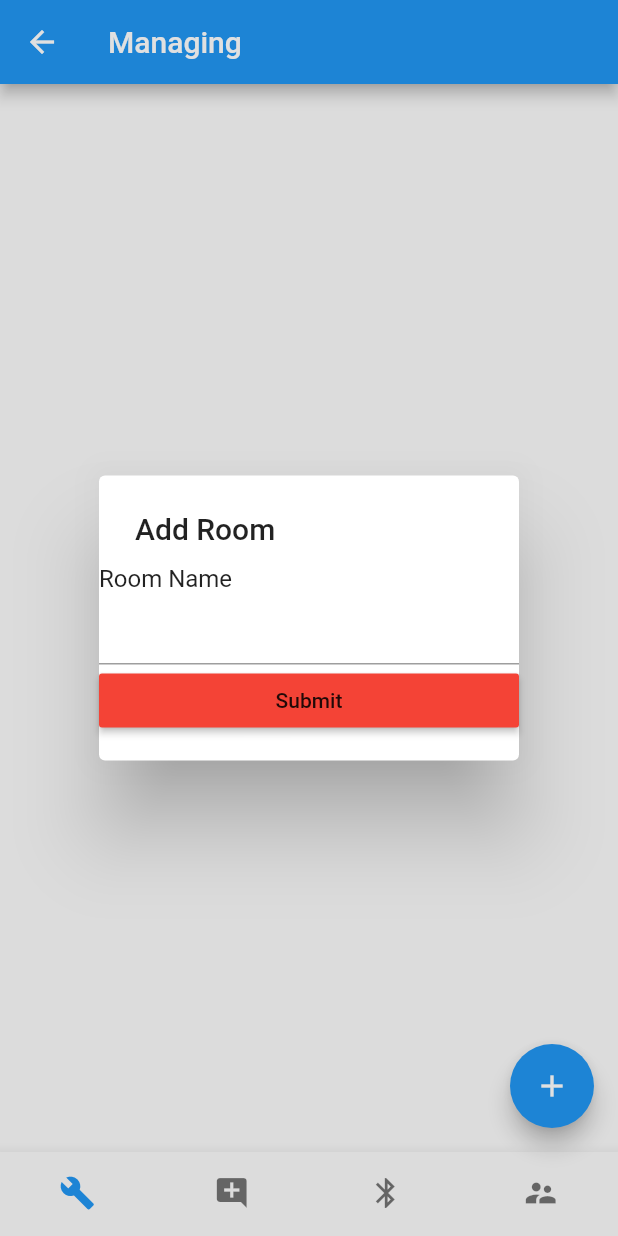
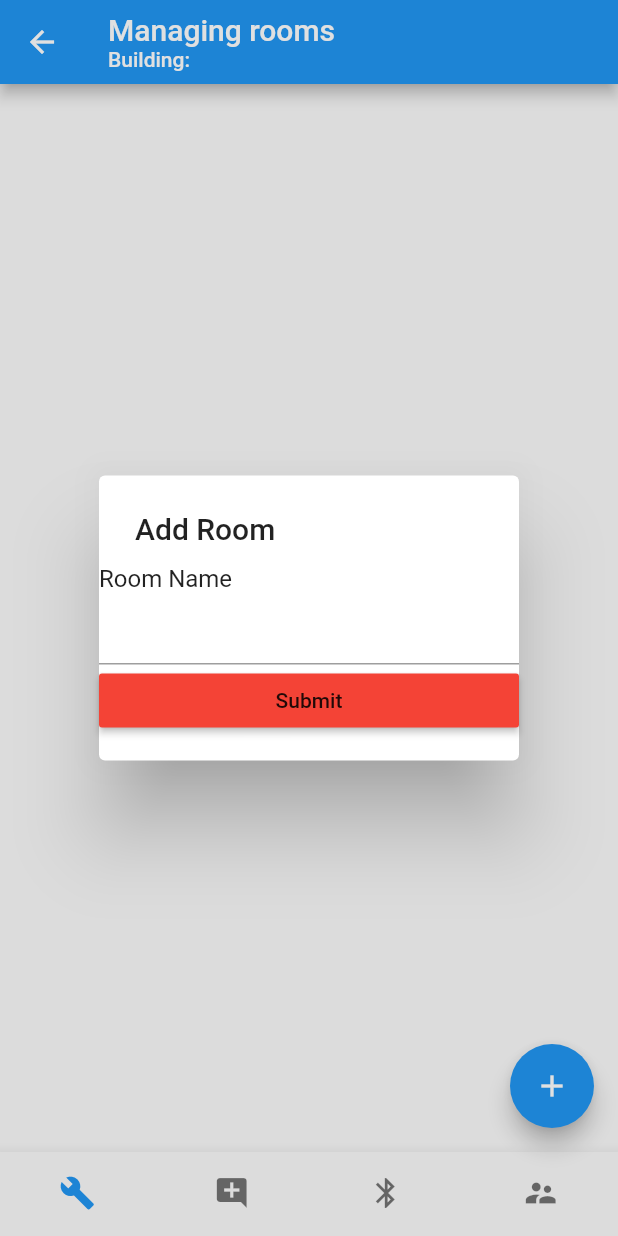
Before and after one commit to DTUFeedme/feedme-mobile, a Flutter app: the BuildingManager screen opened directly, after a tap on the "add" icon, on a phone screen of 412 x 824 dp. Run offline on Flutter 3.47's test engine with Material 2 defaults, Android fonts, the phone set to English and light mode, and no system bars; our stand-ins replace flutter_blue, shared_preferences, tuple; accounts and stored records are empty; network calls fail.

Commit message:
added addBuilding function. Fixed errors in promote to admin function. Laid groundwork for the floating action button in manageBuilding having different functions for every visibleIndex.

```diff
--- a/lib/routes/buildingManager.dart
+++ b/lib/routes/buildingManager.dart
@@ -40,7 +40,7 @@ class _BuildingManagerState extends State<BuildingManager> {
   bool _gettingRoom = false;
   String _currentlyConfirming = "";
   int _visibleIndex = 0;
-  String _title = "Managing";
+  String _title = "Manage rooms";
   bool _gettingUserId = false;
   bool _makinguseradmin = false;
   final myController = TextEditingController();
@@ -211,12 +211,18 @@ class _BuildingManagerState extends State<BuildingManager> {
     setState(() {
       _gettingUserId = false;
     });
-    print("user id" + userId);
+    if (userId != null) {
       _makeUserAdmin(userId, _email);
+    } else {
+      SnackBarError.showErrorSnackBar(
+          "No user found with email: $_email", _scaffoldKey);
+    }
   }
 
   void _makeUserAdmin(String _userId, String _email) async {
     print("hej");
+    print(_userId);
+    print(_email);
     setState(() {
       _makinguseradmin = true;
     });
@@ -226,7 +232,9 @@ class _BuildingManagerState extends State<BuildingManager> {
     if (apiResponse.error) {
       SnackBarError.showErrorSnackBar(apiResponse.errorMessage, _scaffoldKey);
     } else {
-      SnackBarError.showErrorSnackBar(_email + " is now admin of building: " + _building.name, _scaffoldKey);
+      SnackBarError.showErrorSnackBar(
+          _email + " is now admin of building: " + _building.name,
+          _scaffoldKey);
       userAdminData = apiResponse.data;
     }
     setState(() {
@@ -241,7 +249,7 @@ class _BuildingManagerState extends State<BuildingManager> {
       //_setSubtitle();
       switch (index) {
         case 0:
-          _title = "Managing ${_building.name}";
+          _title = "Managing rooms";
           break;
         case 1:
           _title = "Manage questions";
@@ -262,28 +270,19 @@ class _BuildingManagerState extends State<BuildingManager> {
     return Scaffold(
       key: _scaffoldKey,
       appBar: AppBar(
-        title: InkWell(
-          onTap: () => _setBuildingState(),
-          child: Row(
-            children: [
-              Expanded(
-                child: Column(
+        title: Column(
           crossAxisAlignment: CrossAxisAlignment.stretch,
           children: [
             Text(
               _title,
             ),
-                  ],
+            Text(
+              "Building: ${_building.name}",
+              style: TextStyle(
+                fontSize: 14,
               ),
             ),
-              // _loadingState
-              //     ? CircularProgressIndicator(
-              //         value: null,
-              //         valueColor: AlwaysStoppedAnimation<Color>(Colors.white),
-              //       )
-              //     : Container(),
           ],
-          ),
         ),
       ),
       bottomNavigationBar: BottomNavigationBar(
@@ -363,13 +362,12 @@ class _BuildingManagerState extends State<BuildingManager> {
                     children: <Widget>[
                       Text('Add question'),
                       TextFormField(
-                        decoration: InputDecoration(
-                          labelText: 'Enter question title'
+                        decoration:
+                            InputDecoration(labelText: 'Enter question title'),
                       ),
-                      ),
-
-
-                      RaisedButton(onPressed: () {}, child: Text('Add question to the chosen rooms'))
+                      RaisedButton(
+                          onPressed: () {},
+                          child: Text('Add question to the chosen rooms'))
                     ],
                   ),
                 ),
@@ -381,16 +379,15 @@ class _BuildingManagerState extends State<BuildingManager> {
                     children: <Widget>[
                       Text('Add beacon'),
                       TextFormField(
-                        decoration: InputDecoration(
-                          labelText: 'Enter beacon name'
-                        ),
+                        decoration:
+                            InputDecoration(labelText: 'Enter beacon name'),
                       ),
                       TextFormField(
-                        decoration: InputDecoration(
-                          labelText: 'Enter uuid'
+                        decoration: InputDecoration(labelText: 'Enter uuid'),
                       ),
-                      ),
-                      RaisedButton(onPressed: () {}, child: Text('Add beacon to this building'))
+                      RaisedButton(
+                          onPressed: () {},
+                          child: Text('Add beacon to this building'))
                     ],
                   ),
                 ),
@@ -401,12 +398,16 @@ class _BuildingManagerState extends State<BuildingManager> {
                   child: Column(
                     children: <Widget>[
                       TextFormField(
+                        keyboardType: TextInputType.emailAddress,
                         controller: myController,
-                        decoration: InputDecoration(
-                          labelText: 'Enter user email'
+                        decoration:
+                            InputDecoration(labelText: 'Enter user email'),
                       ),
-                      ),
-                      RaisedButton(onPressed: () => _getUserIdFromEmailFunc(myController.text), child: Text('Make user admin for building: ' + _building.name))
+                      RaisedButton(
+                          onPressed: () =>
+                              _getUserIdFromEmailFunc(myController.text),
+                          child: Text('Make user admin for building: ' +
+                              _building.name))
                     ],
                   ),
                 ),
@@ -415,12 +416,27 @@ class _BuildingManagerState extends State<BuildingManager> {
           ),
         ),
       ),
-      floatingActionButton: FloatingActionButton(
+      floatingActionButton: _visibleIndex != 3
+          ? FloatingActionButton(
               child: Icon(
                 Icons.add,
               ),
-        onPressed: () => _addRoom(),
-      ),
+              onPressed: () {
+                switch (_visibleIndex) {
+                  case 0:
+                    return _addRoom();
+                  case 1:
+                    return print("pressed on addQuestion window");
+                  case 2:
+                    return print("pressed on beacon window");
+                  case 2:
+                    return print("Impossible case as the button is hidden");
+                  default:
+                    return print("default case");
+                }
+              },
+            )
+          : Container(),
     );
   }
 }
```
Also changed, not shown: lib/routes/dialogues/addBuilding.dart (added, +65 -0 lines), lib/routes/registeredUserRoute/buildingList.dart (renamed from lib/routes/registeredUserRoute/buildingsList.dart, +15 -13 lines), lib/routes/registeredUserRoute/registeredUserRoute.dart (+37 -2 lines), lib/services/rest_service.dart (+43 -4 lines). Lines whose indentation alone changed are shown as unchanged.
